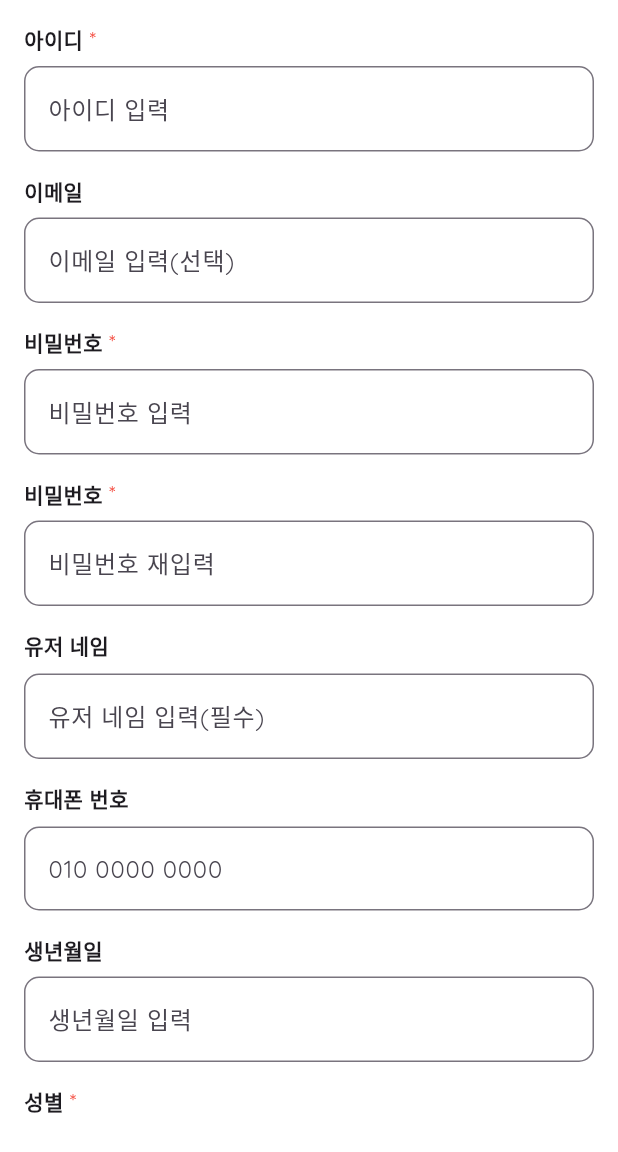
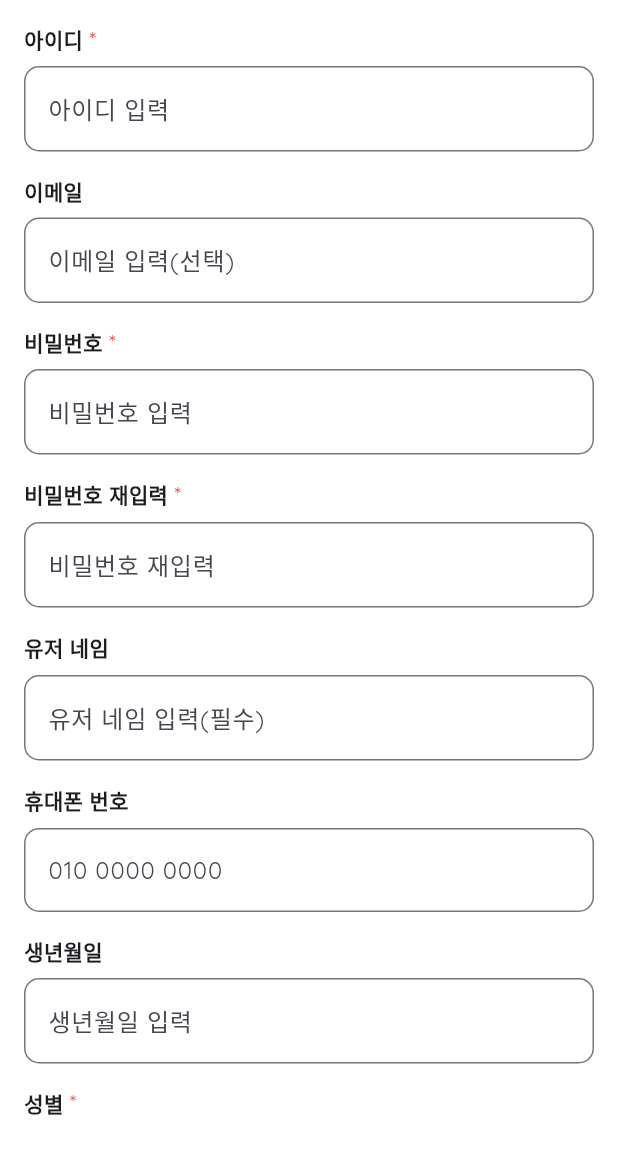
Before and after one commit to 2024BootCamp/Dmc-front-color, a Flutter app: the SignupPage1 screen opened directly, on a phone screen of 412 x 824 dp, the part 84-1236 px from its top. Run offline on Flutter 3.47's test engine with Material 3 defaults, Android fonts, the phone set to English and light mode, and no system bars; our stand-ins replace image_picker, syncfusion_flutter_charts.

Commit message:
비민번호 재입력할 때 확인 icon 추가

```diff
--- a/lib/signup_page1.dart
+++ b/lib/signup_page1.dart
@@ -14,22 +14,31 @@ class _SignupPage1State extends State<SignupPage1> {
   final TextEditingController _emailController = TextEditingController();
   final TextEditingController _passwordController = TextEditingController();
   final TextEditingController _passwordConfirmController =
-  TextEditingController();
+      TextEditingController();
   final TextEditingController _nameController = TextEditingController();
   final TextEditingController _phoneController = TextEditingController();
   final TextEditingController _birthdateController = TextEditingController();
   final TextEditingController _locationController =
-  TextEditingController(); // 지역 필드 컨트롤러
+      TextEditingController(); // 지역 필드 컨트롤러
 
   // 성별 선택 변수
   String? _selectedGender;
+  bool _passwordsMatch = false; // 비밀번호 일치 여부
+
+  void _checkPasswordsMatch() {
+    setState(() {
+      _passwordsMatch =
+          _passwordController.text == _passwordConfirmController.text;
+    });
+  }
 
   @override
   Widget build(BuildContext context) {
     return Scaffold(
       appBar: AppBar(
         leading: IconButton(
-          icon: const Icon(Icons.arrow_back, color: Colors.white), // 뒤로가기 아이콘 색상 흰색으로 설정
+          icon: const Icon(Icons.arrow_back,
+              color: Colors.white), // 뒤로가기 아이콘 색상 흰색으로 설정
           onPressed: () {
             Navigator.pop(context);
           },
@@ -38,12 +47,26 @@ class _SignupPage1State extends State<SignupPage1> {
           '회원가입',
           style: TextStyle(color: Colors.white), // AppBar 제목 글자 색상 흰색으로 설정
         ),
-        backgroundColor: const Color.fromARGB(255, 173, 216, 230), // AppBar 배경색 설정
+        backgroundColor:
+            const Color.fromARGB(255, 173, 216, 230), // AppBar 배경색 설정
         actions: [
           // 현재 페이지에서 다음 페이지로 이동 버튼
           IconButton(
-            icon: const Icon(Icons.arrow_forward, color: Colors.white), // 아이콘 색상 흰색으로 설정
+            icon: const Icon(Icons.arrow_forward,
+                color: Colors.white), // 아이콘 색상 흰색으로 설정
             onPressed: () {
+              if (_selectedGender == null) {
+                ScaffoldMessenger.of(context).showSnackBar(
+                  SnackBar(content: Text('성별을 선택하세요.')),
+                );
+                return;
+              }
+              if (!_passwordsMatch) {
+                ScaffoldMessenger.of(context).showSnackBar(
+                  SnackBar(content: Text('비밀번호가 일치하지 않습니다.')),
+                );
+                return;
+              }
               Navigator.push(
                 context,
                 MaterialPageRoute(builder: (context) => const SignupPage2()),
@@ -65,9 +88,22 @@ class _SignupPage1State extends State<SignupPage1> {
             buildTextField("비밀번호", "비밀번호 입력", _passwordController, true,
                 obscureText: true),
             // 비밀번호 재입력 필드
-            buildTextField("비밀번호", "비밀번호 재입력", _passwordConfirmController, true,
-                obscureText: true),
-            //닉네임 입력 필드
+            buildTextField(
+                "비밀번호 재입력", "비밀번호 재입력", _passwordConfirmController, true,
+                obscureText: true, onChanged: _checkPasswordsMatch),
+            // 비밀번호 일치 여부 아이콘
+            if (_passwordController.text.isNotEmpty &&
+                _passwordConfirmController.text.isNotEmpty)
+              Row(
+                mainAxisAlignment: MainAxisAlignment.end,
+                children: [
+                  Icon(
+                    _passwordsMatch ? Icons.check : Icons.close,
+                    color: _passwordsMatch ? Colors.green : Colors.red,
+                  ),
+                ],
+              ),
+            // 닉네임 입력 필드
             buildTextField("유저 네임", "유저 네임 입력(필수)", _nameController, false),
             // 휴대폰 번호 입력 필드
             buildTextField("휴대폰 번호", "010 0000 0000", _phoneController, false),
@@ -81,6 +117,18 @@ class _SignupPage1State extends State<SignupPage1> {
             // 다음 버튼
             ElevatedButton(
               onPressed: () {
+                if (_selectedGender == null) {
+                  ScaffoldMessenger.of(context).showSnackBar(
+                    SnackBar(content: Text('성별을 선택하세요.')),
+                  );
+                  return;
+                }
+                if (!_passwordsMatch) {
+                  ScaffoldMessenger.of(context).showSnackBar(
+                    SnackBar(content: Text('비밀번호가 일치하지 않습니다.')),
+                  );
+                  return;
+                }
                 // 다음 페이지로 이동
                 Navigator.push(
                   context,
@@ -88,7 +136,8 @@ class _SignupPage1State extends State<SignupPage1> {
                 );
               },
               style: ElevatedButton.styleFrom(
-                backgroundColor: const Color.fromARGB(255, 173, 216, 230), // 버튼 배경색을 요청하신 색상으로 설정
+                backgroundColor: const Color.fromARGB(
+                    255, 173, 216, 230), // 버튼 배경색을 요청하신 색상으로 설정
                 foregroundColor: Colors.white, // 버튼 텍스트 색상을 흰색으로 설정
                 padding: const EdgeInsets.symmetric(vertical: 16.0), // 버튼 패딩 조정
                 shape: RoundedRectangleBorder(
@@ -167,7 +216,7 @@ class _SignupPage1State extends State<SignupPage1> {
   // 텍스트 필드 빌드 함수
   Widget buildTextField(String label, String placeholder,
       TextEditingController controller, bool isRequired,
-      {bool obscureText = false}) {
+      {bool obscureText = false, Function()? onChanged}) {
     return Column(
       crossAxisAlignment: CrossAxisAlignment.start,
       children: [
@@ -202,6 +251,11 @@ class _SignupPage1State extends State<SignupPage1> {
           ),
           obscureText: obscureText,
           style: const TextStyle(fontFamily: 'Quicksand'),
+          onChanged: (text) {
+            if (onChanged != null) {
+              onChanged();
+            }
+          },
         ),
         const SizedBox(height: 16),
       ],
```
